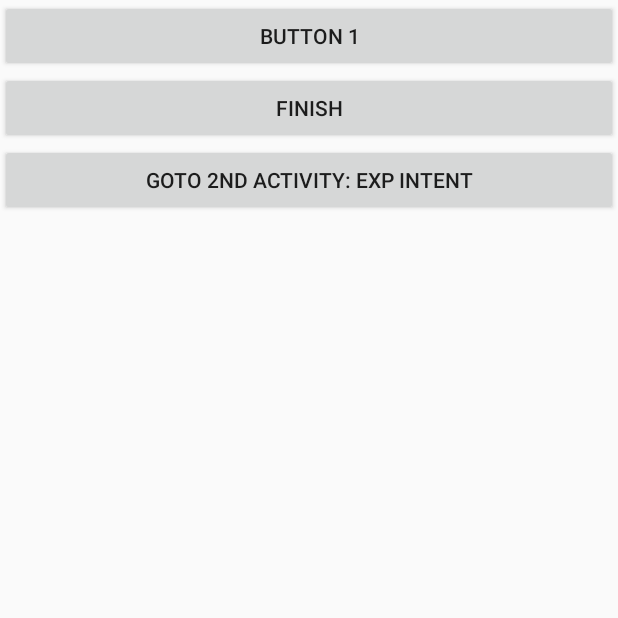
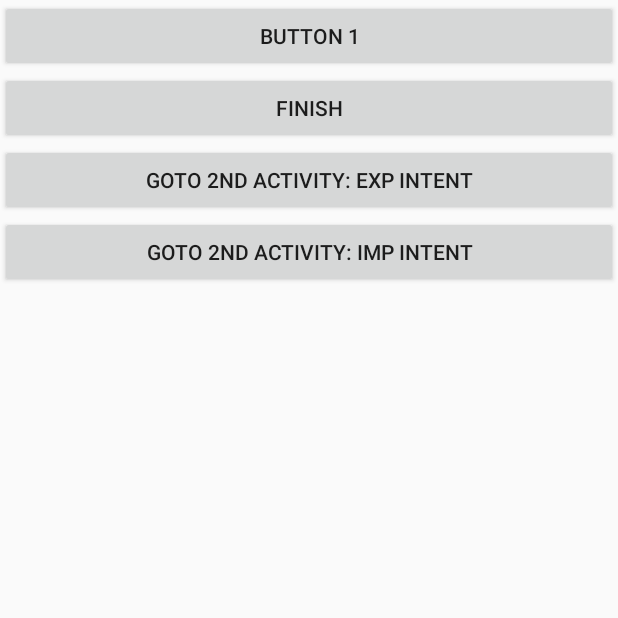
Before and after one commit to AlphaWang/AndroidFirstCode, an Android app: the screen it shows after launch (FirstActivity), on a phone screen of 412 x 824 dp, the top half of it. Run offline under Robolectric (Android 15) with nearby library versions, the phone set to English and light mode, and no system bars.

Commit message:
[android] [2.5] Intent - imp

```diff
--- a/app/src/main/AndroidManifest.xml
+++ b/app/src/main/AndroidManifest.xml
@@ -30,6 +30,10 @@
 
         <activity
             android:name=".SecondActivity">
+            <intent-filter>
+                <action android:name="android.intent.action.SET_WALLPAPER" />
+                <category android:name="android.intent.category.DEFAULT"/>
+            </intent-filter>
         </activity>
 
     </application>
--- a/app/src/main/java/com/alphawang/andoridfirstcode/FirstActivity.java
+++ b/app/src/main/java/com/alphawang/andoridfirstcode/FirstActivity.java
@@ -22,7 +22,9 @@ public class FirstActivity extends Activity {
 
         buttonEvent();
         finishEvent();
+
         expIntentEvent();
+        impIntentEvent();
     }
 
     // 1. Button Event
@@ -71,7 +73,7 @@ public class FirstActivity extends Activity {
     }
 
     // 4. exp intent
-    public void expIntentEvent() {
+    private void expIntentEvent() {
         Button expBtn = (Button) findViewById(R.id.button_intent_exp);
         expBtn.setOnClickListener(new View.OnClickListener() {
             @Override
@@ -82,4 +84,15 @@ public class FirstActivity extends Activity {
         });
     }
 
+    private void impIntentEvent() {
+        Button impBtn = (Button) findViewById(R.id.button_intent_imp);
+        impBtn.setOnClickListener(new View.OnClickListener() {
+            @Override
+            public void onClick(View v) {
+                Intent intent = new Intent("android.intent.action.SET_WALLPAPER");// com.alphawang.action.TEST
+                startActivity(intent);
+            }
+        });
+    }
+
 }
--- a/app/src/main/res/layout/first_layout.xml
+++ b/app/src/main/res/layout/first_layout.xml
@@ -22,4 +22,10 @@
         android:layout_height="wrap_content"
         android:text="Goto 2nd activity: exp intent"/>
 
+    <Button
+        android:id="@+id/button_intent_imp"
+        android:layout_width="match_parent"
+        android:layout_height="wrap_content"
+        android:text="Goto 2nd activity: imp intent"/>
+
 </LinearLayout>
```
